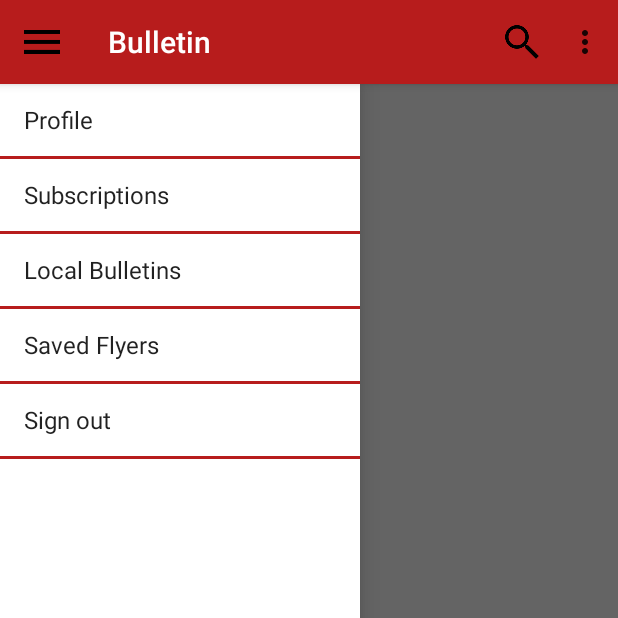
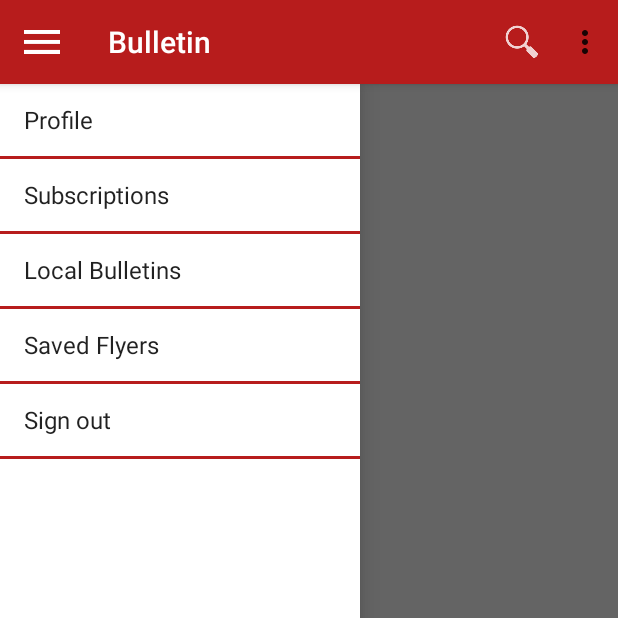
Before and after one commit to doms230/hiikey-android-, an Android app: the Bulletin screen opened directly, with no data from a screen before it, with the side drawer open, on a phone screen of 412 x 824 dp, the top half of it. Run offline under Robolectric (Android 15) with nearby library versions, the phone set to English and light mode, and no system bars; our stand-ins replace Picasso; libraries missing offline, so code that uses them is left out: com.melnykov.fab, com.parse; plain views replace FloatingActionButton; pictures from the network do not load; 13 statements that could not run were skipped.

Commit message:
Finished some stuff with the nav drawer and added a searchview to the action bar

```diff
--- a/app/src/main/AndroidManifest.xml
+++ b/app/src/main/AndroidManifest.xml
@@ -262,6 +262,8 @@
 
                 <category android:name="android.intent.category.DEFAULT" />
             </intent-filter>
+            <meta-data android:name="android.app.searchable"
+                android:resource="@xml/searchable" />
         </activity>
 
         <!-- -Bulletin Posts -->
--- a/app/src/main/java/com/socialgroupe/hiikey/Bulletin.java
+++ b/app/src/main/java/com/socialgroupe/hiikey/Bulletin.java
@@ -2,6 +2,7 @@ package com.socialgroupe.hiikey;
 
 import android.app.Activity;
 import android.app.AlertDialog;
+import android.app.SearchManager;
 import android.content.Context;
 import android.content.DialogInterface;
 import android.content.Intent;
@@ -20,6 +21,7 @@ import android.view.ViewGroup;
 import android.widget.ArrayAdapter;
 import android.widget.ImageView;
 import android.widget.ListView;
+import android.widget.SearchView;
 import android.widget.TextView;
 import android.widget.Toast;
 
@@ -94,7 +96,7 @@ GoogleApiClient.OnConnectionFailedListener{
         mDrawerLayout.setDrawerListener(mDrawerToggle);
         getSupportActionBar().setDisplayHomeAsUpEnabled(true);
         getSupportActionBar().setHomeButtonEnabled(true);
-        getSupportActionBar().setHomeAsUpIndicator(R.drawable.ic_action_menu);
+        getSupportActionBar().setHomeAsUpIndicator(R.drawable.ic_action_menu_white);
 
         ParseObject.registerSubclass(Bulletin_Helper.class);
         ParseObject.registerSubclass(Props_Helper.class);
@@ -205,6 +207,12 @@ GoogleApiClient.OnConnectionFailedListener{
     public boolean onCreateOptionsMenu(Menu menu) {
         // Inflate the menu; this adds items to the action bar if it is present.
         getMenuInflater().inflate(R.menu.menu_bulletin, menu);
+
+        SearchManager searchManager =
+                (SearchManager) getSystemService(Context.SEARCH_SERVICE);
+        SearchView searchView =
+                (SearchView) menu.findItem(R.id.action_searchBulletin).getActionView();
+        searchView.setSearchableInfo(searchManager.getSearchableInfo(getComponentName()));
 
         navItems = getResources().getStringArray(R.array.navItems_array);
         mDrawerLayout = (DrawerLayout) findViewById(R.id.drawer_layout);
--- a/app/src/main/res/menu/menu_bulletin.xml
+++ b/app/src/main/res/menu/menu_bulletin.xml
@@ -3,11 +3,12 @@
     xmlns:tools="http://schemas.android.com/tools" tools:context="com.socialgroupe.hiikey.Bulletin">
 
     <item android:id = "@+id/action_searchBulletin"
-        android:icon="@drawable/ic_action_search_black"
+        android:icon="@drawable/ic_action_search_white"
         android:title="@string/title_activity_search_stuff"
         xmlns:app="http://schemas.android.com/apk/res-auto"
         app:showAsAction="collapseActionView|ifRoom"
-        android:actionViewClass="android.widget.SearchView"/>
+        android:actionViewClass="android.widget.SearchView"
+        app:actionViewClass="android.widget.SearchView"/>
 
     <!--
     <item android:id="@+id/action_shareFriendsv2" android:title="Share Hiikey!"
--- /dev/null
+++ b/app/src/main/res/xml/searchable.xml
@@ -0,0 +1,6 @@
+<?xml version="1.0" encoding="utf-8"?>
+
+<searchable xmlns:android="http://schemas.android.com/apk/res/android"
+    android:label="@string/app_name"
+    android:hint="search" >
+</searchable>
```
Also changed, not shown: app/src/main/java/com/socialgroupe/hiikey/SubscribedBulletins.java (+57 -0 lines), app/src/main/res/layout/activity_subscribed_bulletins.xml (+34 -10 lines).
